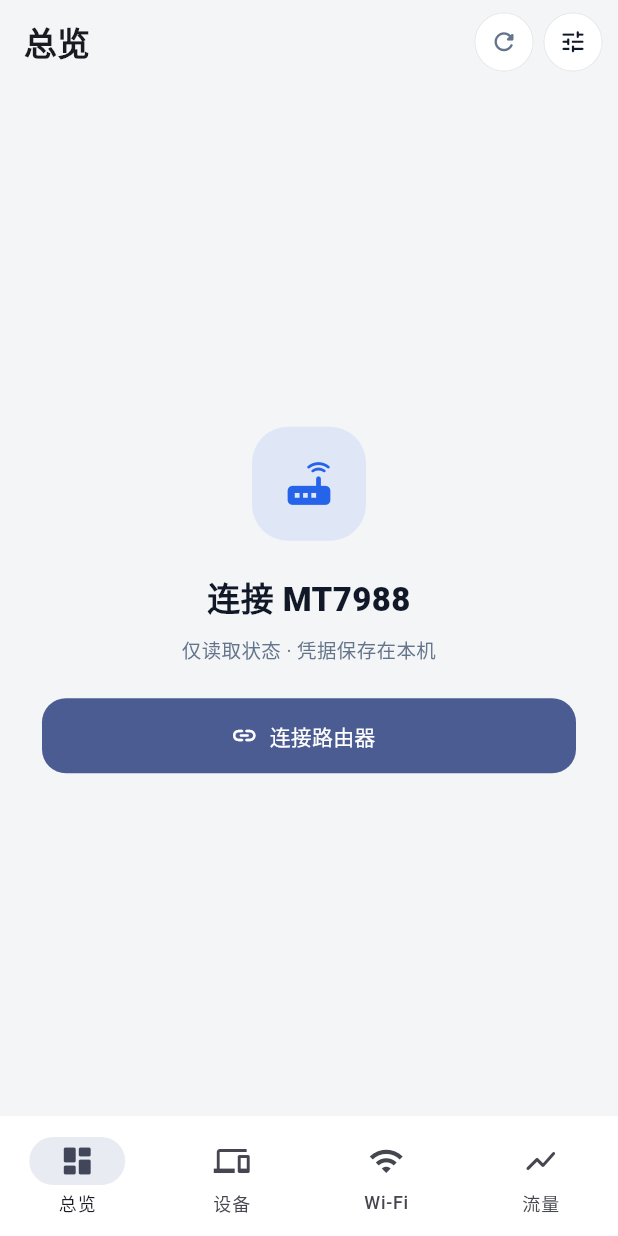
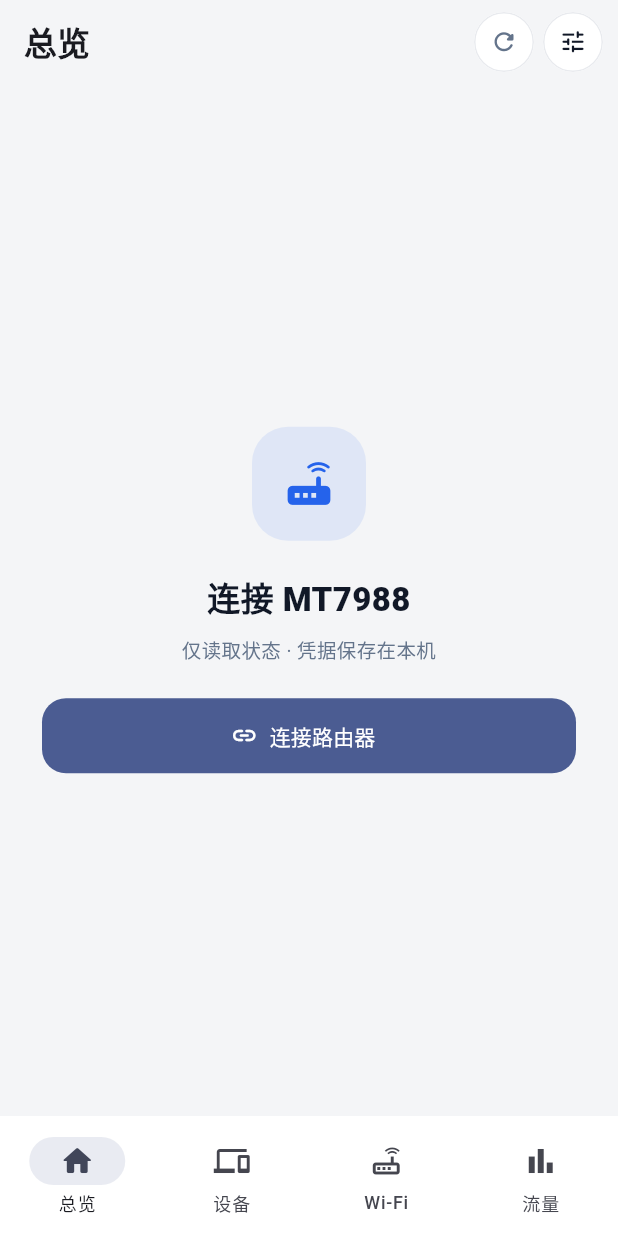
Before and after one commit to MedyMa/immortalwrt-app, a Flutter app: the screen it shows after launch, on a phone screen of 412 x 824 dp. Run offline on Flutter 3.47's test engine with Material 3 defaults, Android fonts, the phone set to English and light mode, and no system bars; our stand-ins replace flutter_secure_storage.

Commit message:
Unify light status card and network navigation icons

```diff
--- a/lib/main.dart
+++ b/lib/main.dart
@@ -30,16 +30,6 @@ const _blue = Color(0xFF2563EB);
 const _violet = Color(0xFF8B5CF6);
 const _green = Color(0xFF21A67A);
 
-/// Lightened accents for the navy hero card, where the base hues would fall
-/// below a readable contrast against the dark background.
-const _blueOnNavy = Color(0xFF93B4FB);
-const _violetOnNavy = Color(0xFFC4AFFB);
-const _greenOnNavy = Color(0xFF7BE3BC);
-const _amberOnNavy = Color(0xFFFCD34D);
-const _redOnNavy = Color(0xFFFCA5A5);
-
-const _navy = Color(0xFF12305A);
-const _navyLight = Color(0xFF18386B);
 const _page = Color(0xFFF4F5F7);
 const _ink = Color(0xFF111827);
 const _slate = Color(0xFF64748B);
@@ -458,19 +448,21 @@ class _RouterHomeState extends State<RouterHome> with WidgetsBindingObserver {
                   Theme.of(context).colorScheme.primary.withValues(alpha: 0.12),
               destinations: const [
                 NavigationRailDestination(
-                    icon: Icon(Icons.dashboard_outlined),
-                    selectedIcon: Icon(Icons.dashboard_rounded),
+                    icon: Icon(Icons.home_outlined),
+                    selectedIcon: Icon(Icons.home_rounded),
                     label: Text('总览')),
                 NavigationRailDestination(
                     icon: Icon(Icons.devices_outlined),
                     selectedIcon: Icon(Icons.devices_rounded),
                     label: Text('设备')),
                 NavigationRailDestination(
-                    icon: Icon(Icons.wifi_outlined),
-                    selectedIcon: Icon(Icons.wifi_rounded),
+                    icon: Icon(Icons.router_outlined),
+                    selectedIcon: Icon(Icons.router_rounded),
                     label: Text('Wi-Fi')),
                 NavigationRailDestination(
-                    icon: Icon(Icons.show_chart_rounded), label: Text('流量')),
+                    icon: Icon(Icons.bar_chart_outlined),
+                    selectedIcon: Icon(Icons.bar_chart_rounded),
+                    label: Text('流量')),
               ],
             ),
           Expanded(
@@ -522,19 +514,21 @@ class _RouterHomeState extends State<RouterHome> with WidgetsBindingObserver {
                   onDestinationSelected: _selectTab,
                   destinations: const [
                     NavigationDestination(
-                        icon: Icon(Icons.dashboard_outlined),
-                        selectedIcon: Icon(Icons.dashboard_rounded),
+                        icon: Icon(Icons.home_outlined),
+                        selectedIcon: Icon(Icons.home_rounded),
                         label: '总览'),
                     NavigationDestination(
                         icon: Icon(Icons.devices_outlined),
                         selectedIcon: Icon(Icons.devices_rounded),
                         label: '设备'),
                     NavigationDestination(
-                        icon: Icon(Icons.wifi_outlined),
-                        selectedIcon: Icon(Icons.wifi_rounded),
+                        icon: Icon(Icons.router_outlined),
+                        selectedIcon: Icon(Icons.router_rounded),
                         label: 'Wi-Fi'),
                     NavigationDestination(
-                        icon: Icon(Icons.show_chart_rounded), label: '流量'),
+                        icon: Icon(Icons.bar_chart_outlined),
+                        selectedIcon: Icon(Icons.bar_chart_rounded),
+                        label: '流量'),
                   ],
                 ),
     );
--- a/lib/widgets/platform_navigation.dart
+++ b/lib/widgets/platform_navigation.dart
@@ -59,8 +59,7 @@ class _IosTabBarState extends State<_IosTabBar> {
       activeColor: _blue,
       backgroundColor: _cardOf(context),
       items: const [
-        BottomNavigationBarItem(
-            icon: Icon(CupertinoIcons.square_grid_2x2), label: '总览'),
+        BottomNavigationBarItem(icon: Icon(CupertinoIcons.house), label: '总览'),
         BottomNavigationBarItem(
             icon: Icon(CupertinoIcons.device_phone_portrait), label: '设备'),
         BottomNavigationBarItem(
--- a/pubspec.yaml
+++ b/pubspec.yaml
@@ -1,7 +1,7 @@
 name: immortalwrt_app
 description: Read-only MT7988 router status for iOS and Android.
 publish_to: none
-version: 0.3.4+7
+version: 0.3.5+8
 
 environment:
   sdk: '>=3.4.0 <4.0.0'
```
Also changed, not shown: lib/screens/overview.dart (+29 -37 lines), lib/widgets/shared.dart (+5 -16 lines), design/previews/android-devices.png, design/previews/android-overview.png, design/previews/android-traffic.png, design/previews/android-wifi.png, design/previews/ios-devices.png, design/previews/ios-overview.png, design/previews/ios-traffic.png, design/previews/ios-wifi.png, 2 other files.
